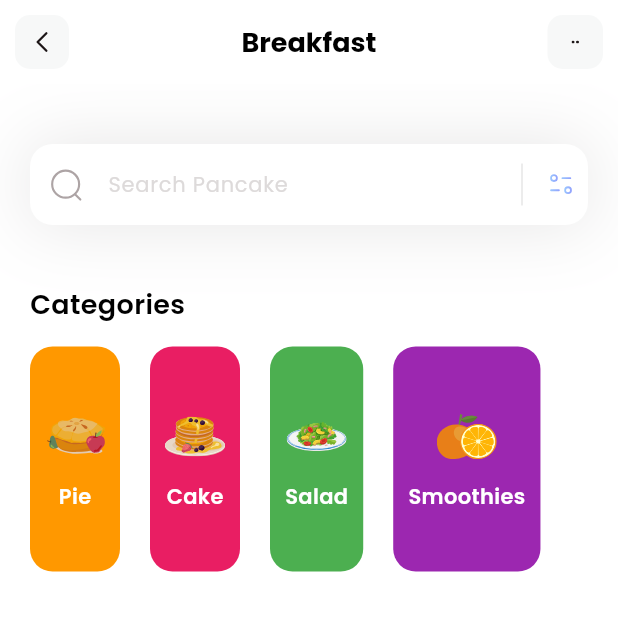
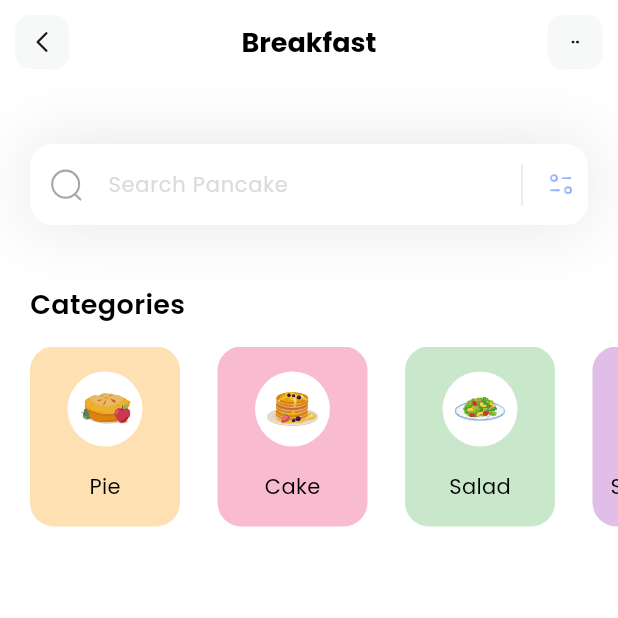
Before and after one commit to kalush666/fitness, a Flutter app: the screen it shows after launch, on a phone screen of 412 x 824 dp, the top half of it. Run offline on Flutter 3.47's test engine with Material 3 defaults, Android fonts, the phone set to English and light mode, and no system bars; our stand-ins replace flutter_svg.

Commit message:
categories bar

```diff
--- a/lib/pages/home.dart
+++ b/lib/pages/home.dart
@@ -166,30 +166,41 @@ class _HomePageState extends State<HomePage> {
 
   Container categoriesList() {
     return Container(
-      height: 150,
-      child: ListView.builder(
+      height: 120,
+      child: ListView.separated(
         scrollDirection: Axis.horizontal,
         itemCount: Listcategories.length,
+        padding: const EdgeInsets.only(left: 20, right: 20),
+        separatorBuilder: (context, index) => const SizedBox(width: 25),
         itemBuilder: (context, index) {
           final category = Listcategories[index];
           return Container(
-            margin: EdgeInsets.only(left: 20),
-            padding: EdgeInsets.all(10),
+            width: 100,
             decoration: BoxDecoration(
-              color: category.boxColor,
-              borderRadius: BorderRadius.circular(15),
+              color: category.boxColor.withOpacity(0.3),
+              borderRadius: BorderRadius.circular(16),
             ),
             child: Column(
-              mainAxisAlignment: MainAxisAlignment.center,
+              mainAxisAlignment: MainAxisAlignment.spaceEvenly,
               children: [
-                SvgPicture.asset(category.iconPath, height: 40, width: 40),
-                SizedBox(height: 10),
+                Container(
+                  width: 50,
+                  height: 50,
+                  decoration: const BoxDecoration(
+                    color: Colors.white,
+                    shape: BoxShape.circle,
+                  ),
+                  child: Padding(
+                    padding: const EdgeInsets.all(8.0),
+                    child: SvgPicture.asset(category.iconPath),
+                  ),
+                ),
                 Text(
                   category.name,
-                  style: TextStyle(
-                    color: Colors.white,
+                  style: const TextStyle(
+                    fontWeight: FontWeight.w400,
+                    color: Colors.black,
                     fontSize: 14,
-                    fontWeight: FontWeight.w600,
                   ),
                 ),
               ],
```
